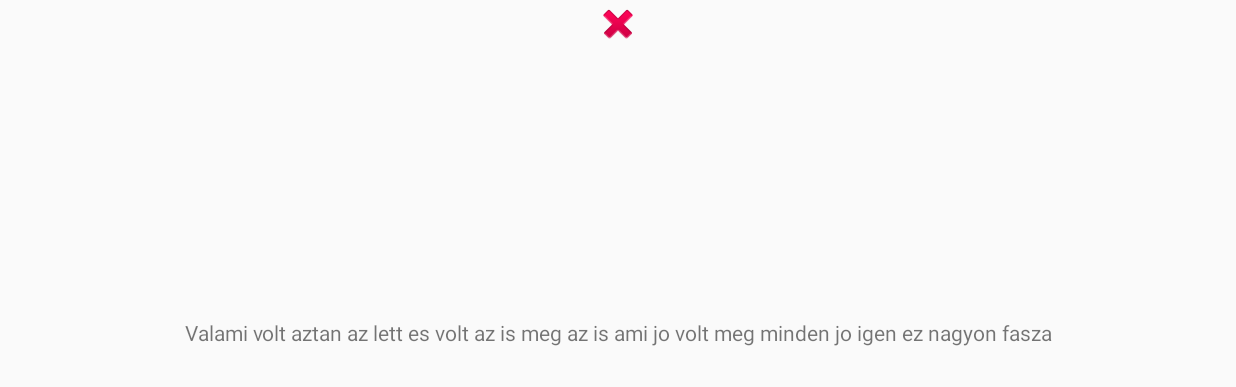
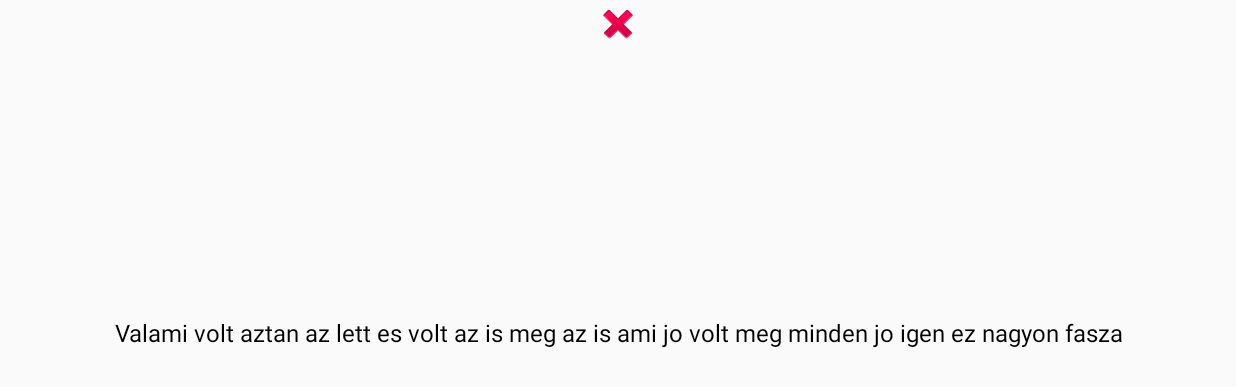
Before and after one commit to darktohka/FiveDice, an Android app: the screen it shows after launch (InfoActivity), after a tap on "INFORMATIONS", on a phone screen of 824 x 412 dp (held sideways). Shown: the top 387 px of the screen. Run offline under Robolectric (Android 15) with nearby library versions, the phone set to English and light mode, and no system bars.

Commit message:
InfoActivity

```diff
--- a/app/src/main/AndroidManifest.xml
+++ b/app/src/main/AndroidManifest.xml
@@ -30,7 +30,9 @@
                 <category android:name="android.intent.category.LAUNCHER" />
             </intent-filter>
         </activity>
-        <activity android:name=".gui.activity.InfoActivity"></activity>
+        <activity
+            android:name=".gui.activity.InfoActivity"
+            android:screenOrientation="landscape"/>
     </application>
 
 </manifest>
--- a/app/src/main/res/layout/info_activity_layout.xml
+++ b/app/src/main/res/layout/info_activity_layout.xml
@@ -20,5 +20,7 @@
         android:layout_height="wrap_content"
         android:layout_gravity="center"
         android:layout_weight="1"
-        android:gravity="center" />
+        android:gravity="center"
+        android:textColor="@color/black_color"
+        android:textSize="16sp" />
 </LinearLayout>
--- a/app/src/main/res/values/colors.xml
+++ b/app/src/main/res/values/colors.xml
@@ -7,4 +7,5 @@
     <color name="colorKeepInactive">#d72934</color>
     <color name="colorWhite">#ffffff</color>
     <color name="colorButtonGradient">#691218</color>
+    <color name="black_color">#000000</color>
 </resources>
```
